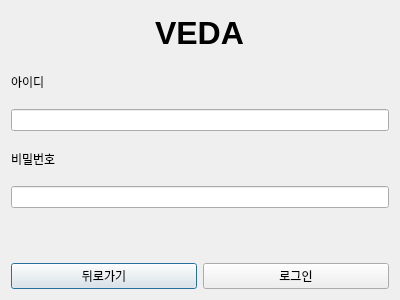
The window that ui/logindialog.ui (sm136599/VEDA_Qt_blog_client) describes before a commit, drawn with Qt 5.
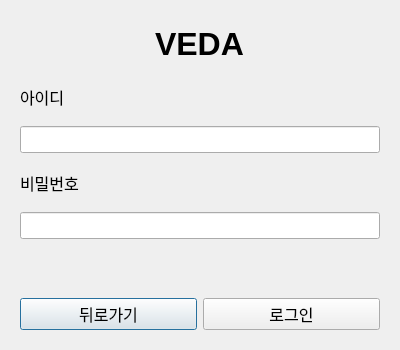
The same window after the commit.

Commit message: design : 디자인 통일

Diff of the .ui file:
```diff
--- a/ui/logindialog.ui
+++ b/ui/logindialog.ui
@@ -7,13 +7,43 @@
     <x>0</x>
     <y>0</y>
     <width>400</width>
-    <height>300</height>
+    <height>350</height>
    </rect>
   </property>
   <property name="windowTitle">
    <string>Dialog</string>
   </property>
+  <property name="styleSheet">
+   <string notr="true">QDialog &gt; QWidget {
+border: 2px dashed black;
+border-radius: 15px;
+background-color: white;
+}
+QLineEdit {
+border: 2px solid black;
+border-radius: 12px;
+background-color: white;
+padding: 8px;
+}
+QPushButton {
+border: 2px solid black;
+border-radius: 12px;
+background-color: white;
+padding: 8px;
+}
+
+QPushButton:hover {
+background-color: rgb(235, 235, 235);
+}
+
+QPushButton:pressed {
+background-color: rgb(215, 215, 215);
+}</string>
+  </property>
   <layout class="QVBoxLayout" name="verticalLayout">
+   <item>
+    <widget class="QWidget" name="widget" native="true">
+     <layout class="QVBoxLayout" name="verticalLayout_2">
    <item alignment="Qt::AlignHCenter">
     <widget class="QLabel" name="titleLabel">
      <property name="font">
@@ -29,23 +59,45 @@
    </item>
    <item>
     <widget class="QLabel" name="idLabel">
+        <property name="font">
+         <font>
+          <pointsize>12</pointsize>
+         </font>
+        </property>
      <property name="text">
       <string>아이디</string>
      </property>
     </widget>
    </item>
    <item>
-    <widget class="QLineEdit" name="idLineEdit"/>
+       <widget class="QLineEdit" name="idLineEdit">
+        <property name="font">
+         <font>
+          <pointsize>12</pointsize>
+         </font>
+        </property>
+       </widget>
    </item>
    <item>
     <widget class="QLabel" name="pwLabel">
+        <property name="font">
+         <font>
+          <pointsize>12</pointsize>
+         </font>
+        </property>
      <property name="text">
       <string>비밀번호</string>
      </property>
     </widget>
    </item>
    <item>
-    <widget class="QLineEdit" name="pwLineEdit"/>
+       <widget class="QLineEdit" name="pwLineEdit">
+        <property name="font">
+         <font>
+          <pointsize>12</pointsize>
+         </font>
+        </property>
+       </widget>
    </item>
    <item>
     <widget class="QLabel" name="loginStatusLabel">
@@ -58,6 +110,11 @@
     <layout class="QHBoxLayout" name="horizontalLayout">
      <item>
       <widget class="QPushButton" name="backButton">
+          <property name="font">
+           <font>
+            <pointsize>12</pointsize>
+           </font>
+          </property>
        <property name="text">
         <string>뒤로가기</string>
        </property>
@@ -65,12 +122,20 @@
      </item>
      <item>
       <widget class="QPushButton" name="loginButton">
+          <property name="font">
+           <font>
+            <pointsize>12</pointsize>
+           </font>
+          </property>
        <property name="text">
         <string>로그인</string>
        </property>
       </widget>
      </item>
     </layout>
+      </item>
+     </layout>
+    </widget>
    </item>
   </layout>
  </widget>
```
Lines whose indentation alone changed are shown as unchanged. The commit also changes 6 other files.
